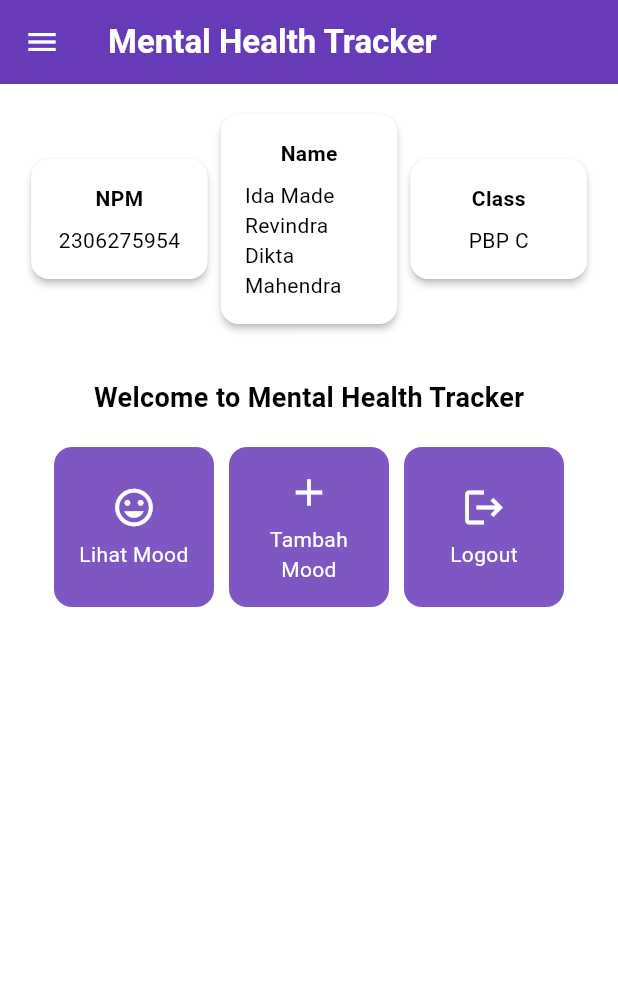
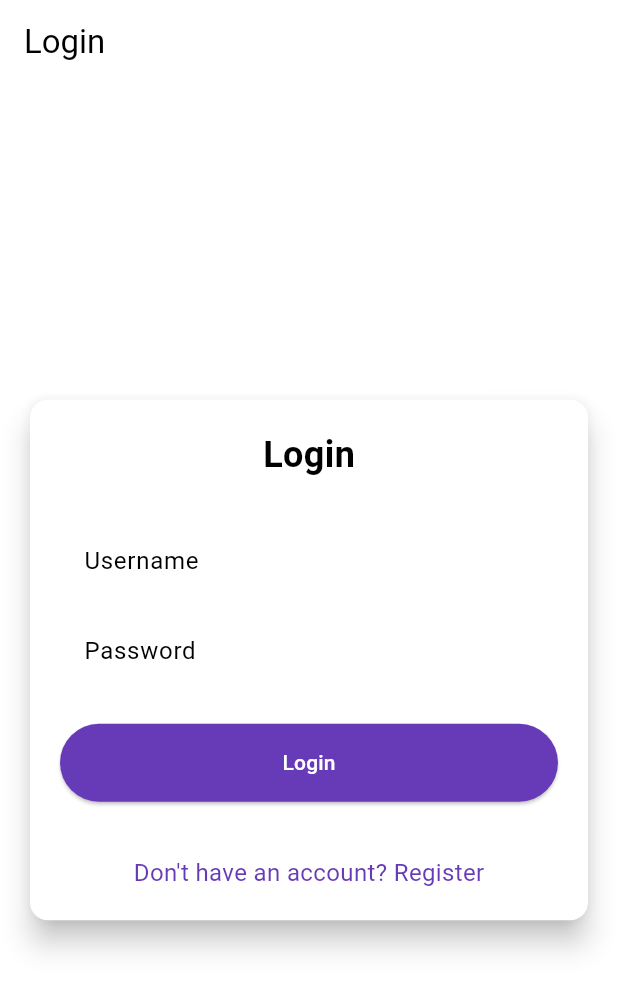
Before and after one commit to perutkenyang789/mental-health-tracker-mobile, a Flutter app: the screen it shows after launch, on a phone screen of 412 x 824 dp. Shown: the top 991 px of the screen. Run offline on Flutter 3.47's test engine with Material 3 defaults, Android fonts, the phone set to English and light mode, and no system bars; missing offline and left inert: pbp_django_auth.

Commit message:
Tutorial 8 selesai

```diff
--- a/lib/main.dart
+++ b/lib/main.dart
@@ -1,5 +1,8 @@
 import 'package:flutter/material.dart';
+import 'package:mental_health_tracker/screens/login.dart';
 import 'package:mental_health_tracker/screens/menu.dart';
+import 'package:pbp_django_auth/pbp_django_auth.dart';
+import 'package:provider/provider.dart';
 
 void main() {
   runApp(const MyApp());
@@ -8,33 +11,23 @@ void main() {
 class MyApp extends StatelessWidget {
   const MyApp({super.key});
 
-  // This widget is the root of your application.
   @override
   Widget build(BuildContext context) {
-    return MaterialApp(
-      title: 'Mobile Mental Health Tracker',
-      theme: ThemeData(
-        // This is the theme of your application.
-        //
-        // TRY THIS: Try running your application with "flutter run". You'll see
-        // the application has a purple toolbar. Then, without quitting the app,
-        // try changing the seedColor in the colorScheme below to Colors.green
-        // and then invoke "hot reload" (save your changes or press the "hot
-        // reload" button in a Flutter-supported IDE, or press "r" if you used
-        // the command line to start the app).
-        //
-        // Notice that the counter didn't reset back to zero; the application
-        // state is not lost during the reload. To reset the state, use hot
-        // restart instead.
-        //
-        // This works for code too, not just values: Most code changes can be
-        // tested with just a hot reload.
-        colorScheme: ColorScheme.fromSwatch(
-          primarySwatch: Colors.deepPurple,
-        ).copyWith(secondary: Colors.deepPurple[400]),
-        useMaterial3: true,
+    return Provider(
+      create: (_) {
+        CookieRequest request = CookieRequest();
+        return request;
+      },
+      child: MaterialApp(
+        title: 'Mental Health Tracker',
+        theme: ThemeData(
+          useMaterial3: true,
+          colorScheme: ColorScheme.fromSwatch(
+            primarySwatch: Colors.deepPurple,
+          ).copyWith(secondary: Colors.deepPurple[400]),
+        ),
+        home: const LoginPage(),
       ),
-      home: MyHomePage(),
     );
   }
 }
--- /dev/null
+++ b/lib/screens/login.dart
@@ -0,0 +1,181 @@
+import 'package:mental_health_tracker/screens/menu.dart';
+import 'package:flutter/material.dart';
+import 'package:mental_health_tracker/screens/register.dart';
+import 'package:pbp_django_auth/pbp_django_auth.dart';
+import 'package:provider/provider.dart';
+
+void main() {
+  runApp(const LoginApp());
+}
+
+class LoginApp extends StatelessWidget {
+  const LoginApp({super.key});
+
+  @override
+  Widget build(BuildContext context) {
+    return MaterialApp(
+      title: 'Login',
+      theme: ThemeData(
+        useMaterial3: true,
+        colorScheme: ColorScheme.fromSwatch(
+          primarySwatch: Colors.deepPurple,
+        ).copyWith(secondary: Colors.deepPurple[400]),
+      ),
+      home: const LoginPage(),
+    );
+  }
+}
+
+class LoginPage extends StatefulWidget {
+  const LoginPage({super.key});
+
+  @override
+  State<LoginPage> createState() => _LoginPageState();
+}
+
+class _LoginPageState extends State<LoginPage> {
+  final TextEditingController _usernameController = TextEditingController();
+  final TextEditingController _passwordController = TextEditingController();
+
+  @override
+  Widget build(BuildContext context) {
+    final request = context.watch<CookieRequest>();
+
+    return Scaffold(
+      appBar: AppBar(
+        title: const Text('Login'),
+      ),
+      body: Center(
+        child: SingleChildScrollView(
+          padding: const EdgeInsets.all(16.0),
+          child: Card(
+            elevation: 8,
+            shape: RoundedRectangleBorder(
+              borderRadius: BorderRadius.circular(12.0),
+            ),
+            child: Padding(
+              padding: const EdgeInsets.all(20.0),
+              child: Column(
+                mainAxisSize: MainAxisSize.min,
+                children: [
+                  const Text(
+                    'Login',
+                    style: TextStyle(
+                      fontSize: 24.0,
+                      fontWeight: FontWeight.bold,
+                    ),
+                  ),
+                  const SizedBox(height: 30.0),
+                  TextField(
+                    controller: _usernameController,
+                    decoration: const InputDecoration(
+                      labelText: 'Username',
+                      hintText: 'Enter your username',
+                      border: OutlineInputBorder(
+                        borderRadius: BorderRadius.all(Radius.circular(12.0)),
+                      ),
+                      contentPadding:
+                          EdgeInsets.symmetric(horizontal: 12.0, vertical: 8.0),
+                    ),
+                  ),
+                  const SizedBox(height: 12.0),
+                  TextField(
+                    controller: _passwordController,
+                    decoration: const InputDecoration(
+                      labelText: 'Password',
+                      hintText: 'Enter your password',
+                      border: OutlineInputBorder(
+                        borderRadius: BorderRadius.all(Radius.circular(12.0)),
+                      ),
+                      contentPadding:
+                          EdgeInsets.symmetric(horizontal: 12.0, vertical: 8.0),
+                    ),
+                    obscureText: true,
+                  ),
+                  const SizedBox(height: 24.0),
+                  ElevatedButton(
+                    onPressed: () async {
+                      String username = _usernameController.text;
+                      String password = _passwordController.text;
+
+                      // Cek kredensial
+                      // TODO: Ganti URL dan jangan lupa tambahkan trailing slash (/) di akhir URL!
+                      // Untuk menyambungkan Android emulator dengan Django pada localhost,
+                      // gunakan URL http://10.0.2.2/
+                      final response = await request
+                          .login("http://10.0.2.2:8000/auth/login/", {
+                        'username': username,
+                        'password': password,
+                      });
+
+                      if (request.loggedIn) {
+                        String message = response['message'];
+                        String uname = response['username'];
+                        if (context.mounted) {
+                          Navigator.pushReplacement(
+                            context,
+                            MaterialPageRoute(
+                                builder: (context) => MyHomePage()),
+                          );
+                          ScaffoldMessenger.of(context)
+                            ..hideCurrentSnackBar()
+                            ..showSnackBar(
+                              SnackBar(
+                                  content:
+                                      Text("$message Selamat datang, $uname.")),
+                            );
+                        }
+                      } else {
+                        if (context.mounted) {
+                          showDialog(
+                            context: context,
+                            builder: (context) => AlertDialog(
+                              title: const Text('Login Gagal'),
+                              content: Text(response['message']),
+                              actions: [
+                                TextButton(
+                                  child: const Text('OK'),
+                                  onPressed: () {
+                                    Navigator.pop(context);
+                                  },
+                                ),
+                              ],
+                            ),
+                          );
+                        }
+                      }
+                    },
+                    style: ElevatedButton.styleFrom(
+                      foregroundColor: Colors.white,
+                      minimumSize: Size(double.infinity, 50),
+                      backgroundColor: Theme.of(context).colorScheme.primary,
+                      padding: const EdgeInsets.symmetric(vertical: 16.0),
+                    ),
+                    child: const Text('Login'),
+                  ),
+                  const SizedBox(height: 36.0),
+                  GestureDetector(
+                    onTap: () {
+                      Navigator.push(
+                        context,
+                        MaterialPageRoute(
+                            builder: (context) => const RegisterPage()),
+                      );
+                    },
+                    child: Text(
+                      'Don\'t have an account? Register',
+                      style: TextStyle(
+                        color: Theme.of(context).colorScheme.primary,
+                        fontSize: 16.0,
+                      ),
+                    ),
+                  ),
+                ],
+              ),
+            ),
+          ),
+        ),
+      ),
+    );
+  }
+}
--- a/pubspec.yaml
+++ b/pubspec.yaml
@@ -35,6 +35,9 @@ dependencies:
   # The following adds the Cupertino Icons font to your application.
   # Use with the CupertinoIcons class for iOS style icons.
   cupertino_icons: ^1.0.8
+  provider: ^6.1.2
+  pbp_django_auth: ^0.4.0
+  http: ^1.2.2
 
 dev_dependencies:
   flutter_test:
```
Also changed, not shown: lib/models/mood_entry.dart (added, +68 -0 lines), lib/screens/list_moodentry.dart (added, +90 -0 lines), lib/screens/moodentry_form.dart (+37 -28 lines), lib/screens/register.dart (added, +166 -0 lines), lib/widgets/left_drawer.dart (+12 -0 lines), lib/widgets/mood_card.dart (+35 -1 lines), pubspec.lock, 2 other files.
